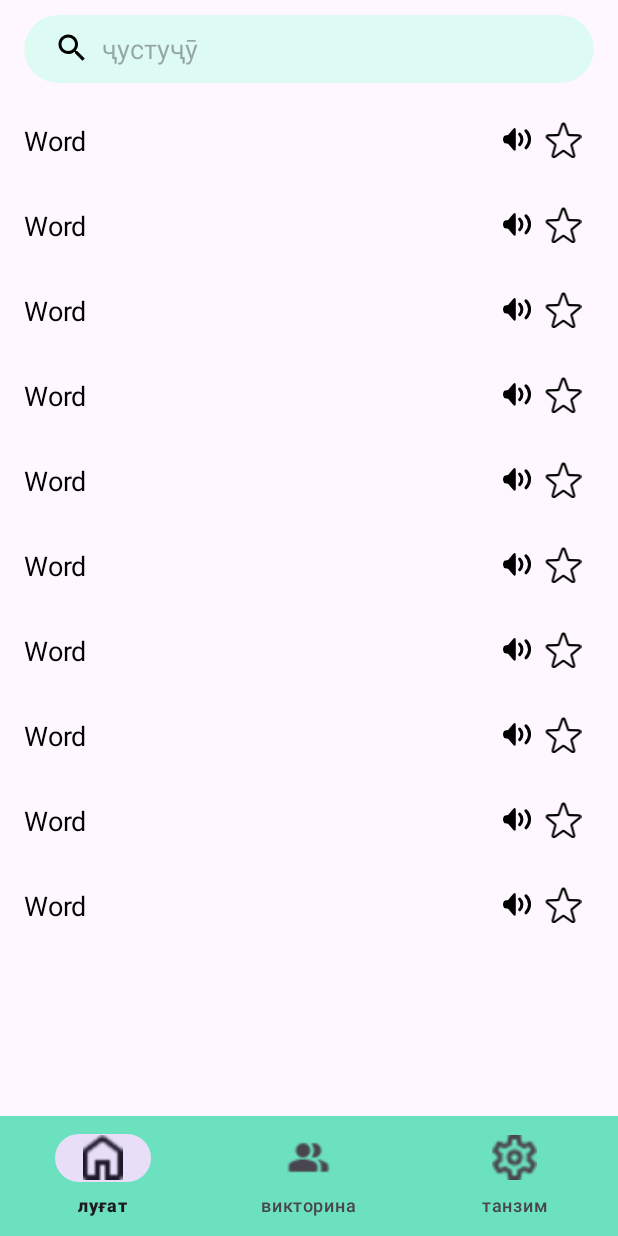
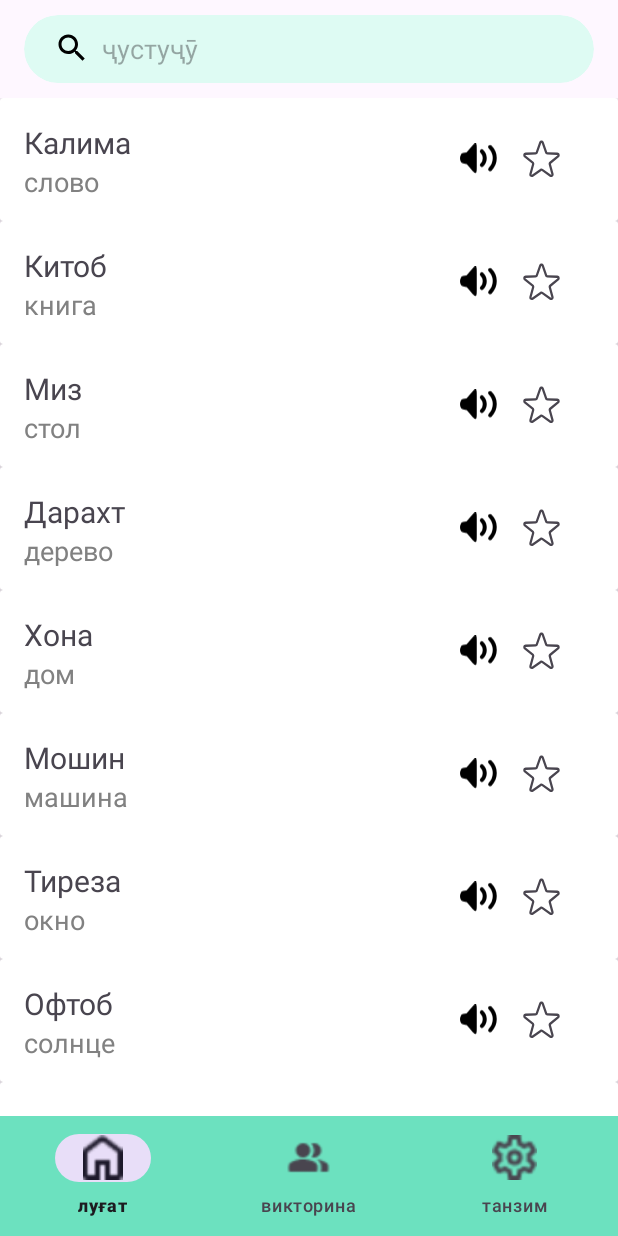
Before and after one commit to zafardeveloper/Dictionary, an Android app: the screen it shows after launch (MainActivity), on a phone screen of 412 x 824 dp. Run offline under Robolectric (Android 15) with nearby library versions, the phone set to English and light mode, and no system bars.

Commit message:
добавил лист и поисковик

```diff
--- a/app/src/main/res/layout/list_item_layout.xml
+++ b/app/src/main/res/layout/list_item_layout.xml
@@ -1,41 +1,60 @@
 <?xml version="1.0" encoding="utf-8"?>
-<LinearLayout xmlns:android="http://schemas.android.com/apk/res/android"
+<androidx.cardview.widget.CardView xmlns:android="http://schemas.android.com/apk/res/android"
     android:layout_width="match_parent"
     android:layout_height="wrap_content"
     android:orientation="horizontal"
-    android:padding="16dp"
-    android:gravity="center">
-
-    <TextView
-        android:id="@+id/textViewWord"
-        android:layout_width="0dp"
-        android:layout_height="wrap_content"
-        android:layout_weight="1"
-        android:text="Word"
-        android:textSize="18sp"
-        android:textColor="@color/black"/>
+    android:padding="16dp">
 
     <LinearLayout
-        android:layout_width="wrap_content"
-        android:layout_height="match_parent"
+        android:layout_height="wrap_content"
+        android:layout_width="match_parent"
         android:orientation="horizontal"
-        android:layout_gravity="center"
-        android:gravity="center">
+        android:padding="16dp">
+
+        <LinearLayout
+            android:layout_height="50dp"
+            android:layout_weight="1"
+            android:layout_width="0dp"
+            android:orientation="vertical">
+
+            <TextView
+                android:id="@+id/textTajWord"
+                android:layout_gravity="center_vertical"
+                android:layout_height="wrap_content"
+                android:layout_width="wrap_content"
+                android:text="Калима"
+                android:textSize="20sp" />
+
+            <TextView
+                android:id="@+id/textRusWord"
+                android:layout_gravity="center_vertical"
+                android:layout_height="wrap_content"
+                android:layout_width="wrap_content"
+                android:text="Слово"
+                android:textColor="@color/rus_text"
+                android:textSize="18sp" />
+
+        </LinearLayout>
+
 
         <ImageView
             android:id="@+id/imageViewPlay"
-            android:layout_width="wrap_content"
-            android:layout_height="wrap_content"
-            android:layout_marginEnd="8dp"
+            android:layout_gravity="center_vertical"
+            android:layout_height="25dp"
+            android:layout_marginHorizontal="8dp"
+            android:layout_width="25dp"
             android:src="@drawable/sound_icon" />
 
-        <ImageView
-            android:id="@+id/imageViewFavorite"
+        <RadioButton
+            android:id="@+id/radioBtnFavorite"
+            android:layout_gravity="center_vertical"
+            android:layout_height="wrap_content"
+            android:layout_marginStart="8dp"
             android:layout_width="wrap_content"
-            android:layout_height="wrap_content"
-            android:layout_marginEnd="8dp"
-            android:src="@drawable/favorite_not_icon" />
+            android:button="@drawable/favorite_not_icon"/>
+
     </LinearLayout>
 
 
-</LinearLayout>
+
+</androidx.cardview.widget.CardView>
```
